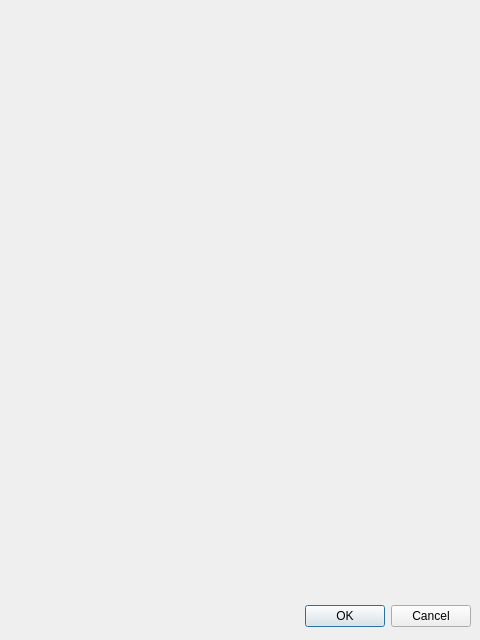
Before: the Qt Designer form view/setbricsdialog.ui in g-jouret/projetTetris, drawn with Qt 5.
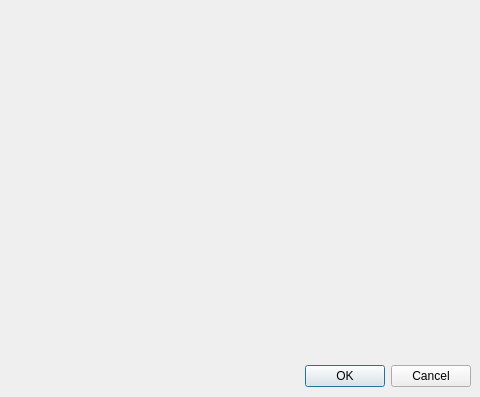
After: the same form once the commit is applied.

Patch:
```diff
--- a/view/setbricsdialog.ui
+++ b/view/setbricsdialog.ui
@@ -6,7 +6,7 @@
     <x>0</x>
     <y>0</y>
     <width>480</width>
-    <height>640</height>
+    <height>397</height>
    </rect>
   </property>
   <property name="windowTitle">
@@ -16,7 +16,7 @@
    <property name="geometry">
     <rect>
      <x>10</x>
-     <y>600</y>
+     <y>360</y>
      <width>461</width>
      <height>32</height>
     </rect>
```
Left out of the diff: 12 changed lines with no effect on the pictures.
